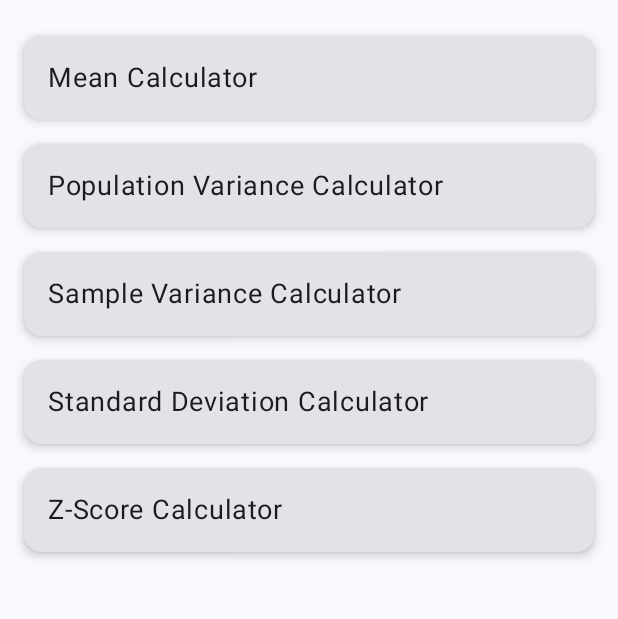
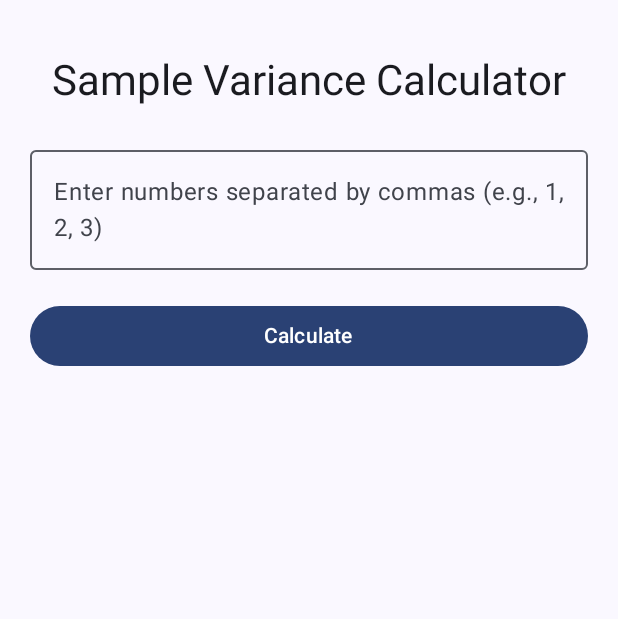
Before and after one commit to Ryanny-y/ProbCall, an Android app built with Jetpack Compose: the screen it shows after launch (MainActivity), after a tap on "Sample Variance Calculator", on a phone screen of 412 x 824 dp, the part 96-715 px from its top. Run offline under Robolectric (Android 15) with nearby library versions, the phone set to English and light mode, and no system bars.

Commit message:
Make Sample  Variance calculator

```diff
--- /dev/null
+++ b/app/src/main/java/com/example/probcal/page/calculators/SampleVarianceCalc.kt
@@ -0,0 +1,82 @@
+package com.example.probcal.pages
+
+import androidx.compose.foundation.layout.*
+import androidx.compose.foundation.text.KeyboardOptions
+import androidx.compose.material3.*
+import androidx.compose.runtime.*
+import androidx.compose.ui.Alignment
+import androidx.compose.ui.Modifier
+import androidx.compose.ui.text.input.KeyboardType
+import androidx.compose.ui.unit.dp
+
+@Composable
+fun SampleVariancePage(modifier: Modifier = Modifier) {
+
+    var input by remember { mutableStateOf("") }
+    var result by remember { mutableStateOf<Double?>(null) }
+    var error by remember { mutableStateOf<String?>(null) }
+
+    Column(
+        modifier = modifier
+            .fillMaxSize()
+            .padding(20.dp),
+        horizontalAlignment = Alignment.CenterHorizontally
+    ) {
+        Text(
+            text = "Sample Variance Calculator",
+            style = MaterialTheme.typography.headlineMedium
+        )
+
+        Spacer(modifier = Modifier.height(20.dp))
+
+        OutlinedTextField(
+            value = input,
+            onValueChange = {
+                input = it
+                error = null
+            },
+            label = { Text("Enter numbers separated by commas (e.g., 1, 2, 3)") },
+            modifier = Modifier.fillMaxWidth(),
+            isError = error != null,
+            keyboardOptions = KeyboardOptions(keyboardType = KeyboardType.Number)
+        )
+
+        if (error != null) {
+            Text(error!!, color = MaterialTheme.colorScheme.error)
+        }
+
+        Spacer(modifier = Modifier.height(20.dp))
+
+        Button(
+            onClick = {
+                val numbers = input
+                    .split(",")
+                    .mapNotNull { it.trim().toDoubleOrNull() }
+
+                if (numbers.size < 2) {
+                    error = "Sample variance requires at least 2 numbers."
+                    result = null
+                    return@Button
+                }
+
+                val mean = numbers.sum() / numbers.size
+                val squaredDiffs = numbers.map { (it - mean) * (it - mean) }
+                val variance = squaredDiffs.sum() / (numbers.size - 1)
+
+                result = variance
+            },
+            modifier = Modifier.fillMaxWidth()
+        ) {
+            Text("Calculate")
+        }
+
+        Spacer(modifier = Modifier.height(20.dp))
+
+        result?.let {
+            Text(
+                text = "Sample Variance: ${"%.2f".format(it)}",
+                style = MaterialTheme.typography.headlineSmall
+            )
+        }
+    }
+}
--- a/app/src/main/java/com/example/probcal/ui/component/AppNavGraph.kt
+++ b/app/src/main/java/com/example/probcal/ui/component/AppNavGraph.kt
@@ -8,6 +8,7 @@ import androidx.navigation.compose.composable
 import com.example.probcal.page.HomeComp
 import com.example.probcal.pages.MeanCalculatorPage
 import com.example.probcal.pages.PopulationVarianceCalc
+import com.example.probcal.pages.SampleVariancePage
 
 @Composable
 fun AppNavGraph(modifier: Modifier, navController: NavHostController) {
@@ -23,6 +24,7 @@ fun AppNavGraph(modifier: Modifier, navController: NavHostController) {
                     when (selected) {
                         "Mean Calculator" -> navController.navigate("mean_calculator")
                         "Population Variance Calculator" -> navController.navigate("population_variance_calculator")
+                        "Sample Variance Calculator" -> navController.navigate("sample_variance_calculator")
                     }
                 }
             )
@@ -34,5 +36,8 @@ fun AppNavGraph(modifier: Modifier, navController: NavHostController) {
         composable("population_variance_calculator") {
             PopulationVarianceCalc(modifier)
         }
+        composable("sample_variance_calculator") {
+            SampleVariancePage(modifier)
+        }
     }
 }
```
